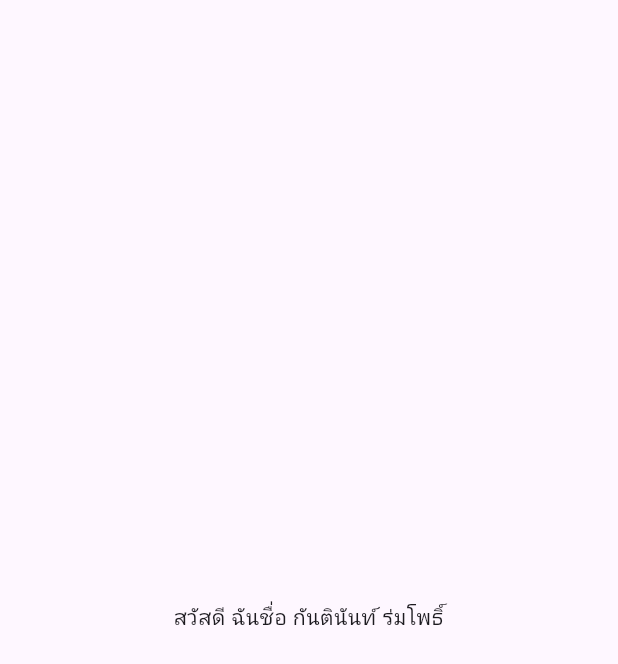
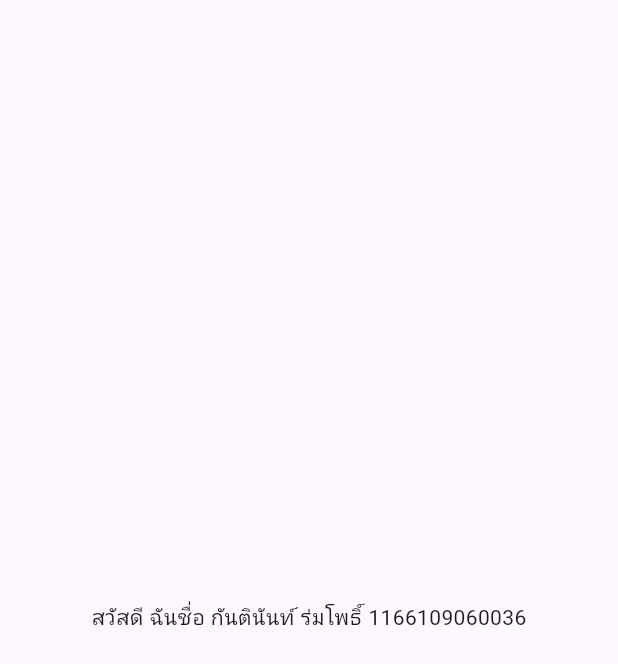
Before and after one commit to 1166109060036/flutter_github_test, a Flutter app: the screen it shows after launch, on a phone screen of 412 x 824 dp. Shown: the top 664 px of the screen. Run offline on Flutter 3.47's test engine with Material 3 defaults, Android fonts, the phone set to English and light mode, and no system bars.

Commit message:
update: เพิ่มรหัสนักศึกษา

```diff
--- a/lib/main.dart
+++ b/lib/main.dart
@@ -12,7 +12,7 @@ class MainApp extends StatelessWidget {
     return const MaterialApp(
       home: Scaffold(
         body: Center(
-          child: Text('สวัสดี ฉันชื่อ กันตินันท์ ร่มโพธิ์'),
+          child: Text('สวัสดี ฉันชื่อ กันตินันท์ ร่มโพธิ์ 1166109060036'),
         ),
       ),
     );
```
